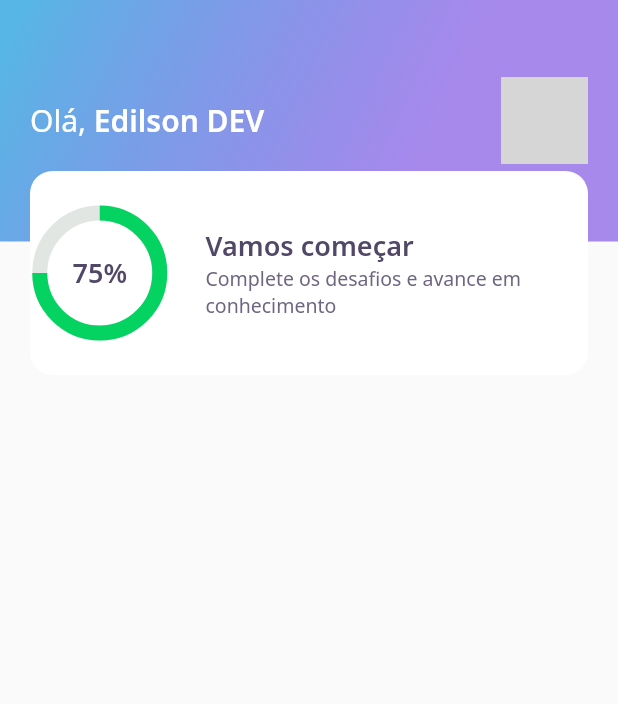
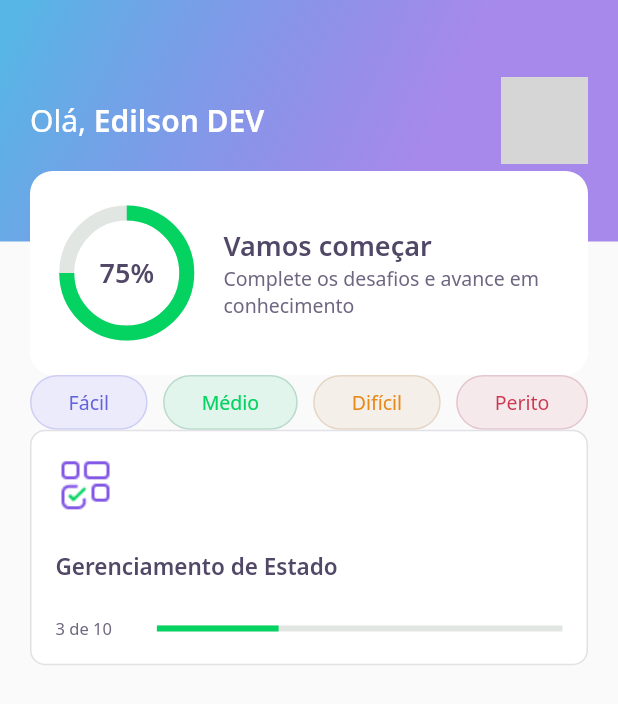
Before and after one commit to edilson-rodrigues/flutter_quiz_nlw, a Flutter app: the screen it shows after launch, on a phone screen of 412 x 824 dp. Shown: the top 704 px of the screen. Run offline on Flutter 3.47's test engine with Material 2 defaults, Android fonts, the phone set to English and light mode, and no system bars; our stand-ins replace google_fonts; network calls fail; grey boxes are pictures that could not be loaded.

Commit message:
quiz card and level button

```diff
--- a/lib/home/home_page.dart
+++ b/lib/home/home_page.dart
@@ -1,3 +1,5 @@
+import 'package:dev_quiz/home/widgets/level_button/level_button_widget.dart';
+import 'package:dev_quiz/home/widgets/quiz_card/quiz_card_widget.dart';
 import 'package:flutter/material.dart';
 
 import 'widgets/appbar/app_bar_widget.dart';
@@ -14,6 +16,33 @@ class _HomePageState extends State<HomePage> {
   Widget build(BuildContext context) {
     return Scaffold(
       appBar: AppBarWidget(),
+      body: Padding(
+        padding: const EdgeInsets.symmetric(
+          horizontal: 20,
+        ),
+        child: Column(
+          children: [
+            Row(
+              mainAxisAlignment: MainAxisAlignment.spaceBetween,
+              children: [
+                LevelButtonWidget(
+                  label: 'Fácil',
+                ),
+                LevelButtonWidget(
+                  label: 'Médio',
+                ),
+                LevelButtonWidget(
+                  label: 'Difícil',
+                ),
+                LevelButtonWidget(
+                  label: 'Perito',
+                ),
+              ],
+            ),
+            QuizCardWidget(),
+          ],
+        ),
+      ),
     );
   }
 }
--- /dev/null
+++ b/lib/home/widgets/level_button/level_button_widget.dart
@@ -0,0 +1,71 @@
+import 'package:dev_quiz/core/core.dart';
+import 'package:flutter/material.dart';
+import 'package:google_fonts/google_fonts.dart';
+
+class LevelButtonWidget extends StatelessWidget {
+  final String label;
+
+  LevelButtonWidget({
+    Key? key,
+    required this.label,
+  })   : assert(
+          ['Fácil', 'Médio', 'Difícil', 'Perito'].contains(label),
+        ),
+        super(key: key);
+
+  final config = {
+    "Fácil": {
+      "color": AppColors.levelButtonFacil,
+      "borderColor": AppColors.levelButtonBorderFacil,
+      "fontColor": AppColors.levelButtonTextFacil,
+    },
+    "Médio": {
+      "color": AppColors.levelButtonMedio,
+      "borderColor": AppColors.levelButtonBorderMedio,
+      "fontColor": AppColors.levelButtonTextMedio,
+    },
+    "Difícil": {
+      "color": AppColors.levelButtonDificil,
+      "borderColor": AppColors.levelButtonBorderDificil,
+      "fontColor": AppColors.levelButtonTextDificil,
+    },
+    "Perito": {
+      "color": AppColors.levelButtonPerito,
+      "borderColor": AppColors.levelButtonBorderPerito,
+      "fontColor": AppColors.levelButtonTextPerito,
+    },
+  };
+
+  Color get color => config[label]!['color']!;
+  Color get borderColor => config[label]!['borderColor']!;
+  Color get fontColor => config[label]!['fontColor']!;
+
+  @override
+  Widget build(BuildContext context) {
+    Size size = MediaQuery.of(context).size;
+    return Container(
+      decoration: BoxDecoration(
+        color: color,
+        border: Border.fromBorderSide(
+          BorderSide(
+            color: borderColor,
+          ),
+        ),
+        borderRadius: BorderRadius.circular(28),
+      ),
+      child: Padding(
+        padding: EdgeInsets.symmetric(
+          horizontal: size.width * 0.06,
+          vertical: size.height * 0.01,
+        ),
+        child: Text(
+          label,
+          style: GoogleFonts.notoSans(
+            color: fontColor,
+            fontSize: 13,
+          ),
+        ),
+      ),
+    );
+  }
+}
--- /dev/null
+++ b/lib/home/widgets/quiz_card/quiz_card_widget.dart
@@ -0,0 +1,63 @@
+import 'package:dev_quiz/core/core.dart';
+import 'package:flutter/material.dart';
+
+class QuizCardWidget extends StatelessWidget {
+  @override
+  Widget build(BuildContext context) {
+    return Container(
+      padding: EdgeInsets.all(16),
+      decoration: BoxDecoration(
+        border: Border.fromBorderSide(
+          BorderSide(
+            color: AppColors.border,
+          ),
+        ),
+        color: AppColors.white,
+        borderRadius: BorderRadius.circular(10),
+      ),
+      child: Column(
+        crossAxisAlignment: CrossAxisAlignment.start,
+        children: [
+          Container(
+            height: 40,
+            width: 40,
+            child: Image.asset(
+              AppImages.blocks,
+            ),
+          ),
+          SizedBox(
+            height: 24,
+          ),
+          Text(
+            'Gerenciamento de Estado',
+            style: AppTextStyles.heading15,
+          ),
+          SizedBox(
+            height: 24,
+          ),
+          Row(
+            children: [
+              Expanded(
+                flex: 1,
+                child: Text(
+                  '3 de 10',
+                  style: AppTextStyles.body11,
+                ),
+              ),
+              Expanded(
+                flex: 4,
+                child: LinearProgressIndicator(
+                  value: 0.3,
+                  backgroundColor: AppColors.chartSecondary,
+                  valueColor: AlwaysStoppedAnimation<Color>(
+                    AppColors.chartPrimary,
+                  ),
+                ),
+              ),
+            ],
+          )
+        ],
+      ),
+    );
+  }
+}
--- a/lib/home/widgets/score_card/score_card_widget.dart
+++ b/lib/home/widgets/score_card/score_card_widget.dart
@@ -16,6 +16,10 @@ class ScoreCardWidget extends StatelessWidget {
         decoration: BoxDecoration(
           color: AppColors.white,
           borderRadius: BorderRadius.circular(15),
+        ),
+        child: Padding(
+          padding: const EdgeInsets.symmetric(
+            horizontal: 24,
           ),
           child: Row(
             crossAxisAlignment: CrossAxisAlignment.center,
@@ -49,6 +53,7 @@ class ScoreCardWidget extends StatelessWidget {
             ],
           ),
         ),
+      ),
     );
   }
 }
--- a/pubspec.yaml
+++ b/pubspec.yaml
@@ -1,6 +1,6 @@
 name: dev_quiz
 description: DevQuiz - Gabul DEV
-version: 1.0.0+1
+version: 1.0.1+1
 
 environment:
  sdk: ">=2.12.0 <3.0.0"
```
Lines whose indentation alone changed are shown as unchanged.
